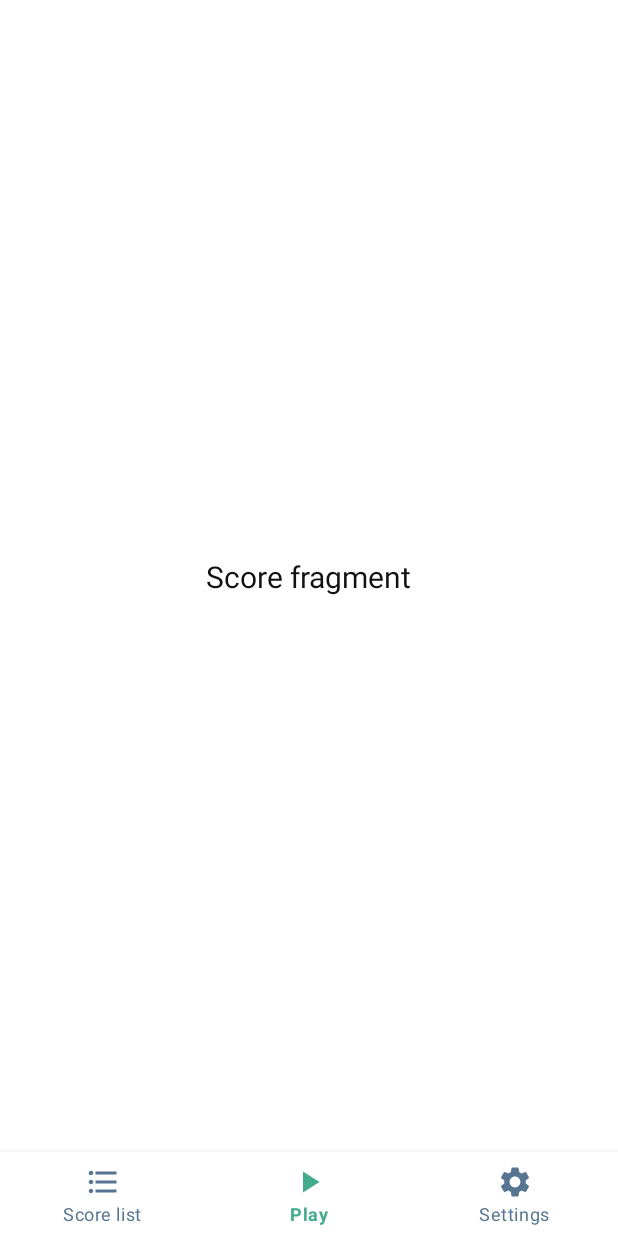
After one commit to jjcr11/memory-game, an Android app: the ScoreFragment screen opened through its navigation route, on a phone screen of 412 x 824 dp. The commit adds this screen. Run offline under Robolectric (Android 15) with nearby library versions, the phone set to English and light mode, and no system bars.

Commit message:
Add navigation

```diff
--- a/app/build.gradle
+++ b/app/build.gradle
@@ -44,4 +44,9 @@
     testImplementation 'junit:junit:4.13.2'
     androidTestImplementation 'androidx.test.ext:junit:1.1.5'
     androidTestImplementation 'androidx.test.espresso:espresso-core:3.5.1'
+
+    //Navigation component
+    def navigation_component = "2.5.3"
+    implementation "androidx.navigation:navigation-fragment-ktx:$navigation_component"
+    implementation "androidx.navigation:navigation-ui-ktx:$navigation_component"
 }
--- /dev/null
+++ b/app/src/main/java/com/jjcr11/memorygame/GameFragment.kt
@@ -0,0 +1,22 @@
+package com.jjcr11.memorygame
+
+import android.os.Bundle
+import androidx.fragment.app.Fragment
+import android.view.LayoutInflater
+import android.view.View
+import android.view.ViewGroup
+import com.jjcr11.memorygame.databinding.FragmentGameBinding
+
+class GameFragment : Fragment() {
+
+    private lateinit var binding: FragmentGameBinding
+
+    override fun onCreateView(
+        inflater: LayoutInflater,
+        container: ViewGroup?,
+        savedInstanceState: Bundle?
+    ): View {
+        binding = FragmentGameBinding.inflate(inflater, container, false)
+        return binding.root
+    }
+}
--- a/app/src/main/java/com/jjcr11/memorygame/MainActivity.kt
+++ b/app/src/main/java/com/jjcr11/memorygame/MainActivity.kt
@@ -2,7 +2,10 @@
 
 import androidx.appcompat.app.AppCompatActivity
 import android.os.Bundle
+import androidx.activity.OnBackPressedCallback
+import androidx.navigation.fragment.NavHostFragment
 import com.jjcr11.memorygame.databinding.ActivityMainBinding
+import java.util.Stack
 
 class MainActivity : AppCompatActivity() {
 
@@ -12,5 +15,45 @@
         super.onCreate(savedInstanceState)
         binding = ActivityMainBinding.inflate(layoutInflater)
         setContentView(binding.root)
+
+        binding.bnv.selectedItemId = R.id.iPlay
+
+        val navHostFragment = supportFragmentManager.findFragmentById(R.id.fcv) as NavHostFragment
+        val navController = navHostFragment.navController
+
+        binding.bnv.setOnItemSelectedListener { item ->
+            when (item.itemId) {
+                R.id.iScore -> {
+                    if(binding.bnv.selectedItemId != R.id.iScore) {
+                        navController.navigate(R.id.action_global_scoreFragment)
+                    }
+                    true
+                }
+                R.id.iPlay -> {
+                    if(binding.bnv.selectedItemId != R.id.iPlay) {
+                        navController.popBackStack()
+                    }
+                    true
+                }
+                R.id.iSettings -> {
+                    if(binding.bnv.selectedItemId != R.id.iSettings) {
+                        navController.navigate(R.id.action_global_settingsFragment)
+                    }
+                    true
+                }
+                else -> false
+            }
+        }
+
+        onBackPressedDispatcher.addCallback(this, object: OnBackPressedCallback(true) {
+            override fun handleOnBackPressed() {
+                if(binding.bnv.selectedItemId != R.id.iPlay) {
+                    binding.bnv.selectedItemId = R.id.iPlay
+                } else {
+                    finish()
+                }
+            }
+        })
+
     }
 }
--- /dev/null
+++ b/app/src/main/java/com/jjcr11/memorygame/ScoreFragment.kt
@@ -0,0 +1,23 @@
+package com.jjcr11.memorygame
+
+import android.os.Bundle
+import androidx.fragment.app.Fragment
+import android.view.LayoutInflater
+import android.view.View
+import android.view.ViewGroup
+import com.jjcr11.memorygame.databinding.FragmentScoreBinding
+
+
+class ScoreFragment : Fragment() {
+
+    private lateinit var binding: FragmentScoreBinding
+
+    override fun onCreateView(
+        inflater: LayoutInflater,
+        container: ViewGroup?,
+        savedInstanceState: Bundle?
+    ): View {
+        binding = FragmentScoreBinding.inflate(inflater, container, false)
+        return binding.root
+    }
+}
--- /dev/null
+++ b/app/src/main/java/com/jjcr11/memorygame/SettingsFragment.kt
@@ -0,0 +1,22 @@
+package com.jjcr11.memorygame
+
+import android.os.Bundle
+import androidx.fragment.app.Fragment
+import android.view.LayoutInflater
+import android.view.View
+import android.view.ViewGroup
+import com.jjcr11.memorygame.databinding.FragmentSettingsBinding
+
+class SettingsFragment : Fragment() {
+
+    private lateinit var binding: FragmentSettingsBinding
+
+    override fun onCreateView(
+        inflater: LayoutInflater,
+        container: ViewGroup?,
+        savedInstanceState: Bundle?
+    ): View {
+        binding = FragmentSettingsBinding.inflate(inflater, container, false)
+        return binding.root
+    }
+}
--- /dev/null
+++ b/app/src/main/res/drawable/color_bottom_navigation.xml
@@ -0,0 +1,5 @@
+<?xml version="1.0" encoding="utf-8"?>
+<selector xmlns:android="http://schemas.android.com/apk/res/android">
+    <item android:color="@color/zomp" android:state_checked="true" />
+    <item android:color="@color/payne_gray" />
+</selector>
--- /dev/null
+++ b/app/src/main/res/drawable/ic_format_list_bulleted.xml
@@ -0,0 +1,5 @@
+<vector android:height="24dp" android:tint="#000000"
+    android:viewportHeight="24" android:viewportWidth="24"
+    android:width="24dp" xmlns:android="http://schemas.android.com/apk/res/android">
+    <path android:fillColor="@android:color/white" android:pathData="M4,10.5c-0.83,0 -1.5,0.67 -1.5,1.5s0.67,1.5 1.5,1.5 1.5,-0.67 1.5,-1.5 -0.67,-1.5 -1.5,-1.5zM4,4.5c-0.83,0 -1.5,0.67 -1.5,1.5S3.17,7.5 4,7.5 5.5,6.83 5.5,6 4.83,4.5 4,4.5zM4,16.5c-0.83,0 -1.5,0.68 -1.5,1.5s0.68,1.5 1.5,1.5 1.5,-0.68 1.5,-1.5 -0.67,-1.5 -1.5,-1.5zM7,19h14v-2L7,17v2zM7,13h14v-2L7,11v2zM7,5v2h14L21,5L7,5z"/>
+</vector>
--- /dev/null
+++ b/app/src/main/res/drawable/ic_play_arrow.xml
@@ -0,0 +1,5 @@
+<vector android:height="24dp" android:tint="#000000"
+    android:viewportHeight="24" android:viewportWidth="24"
+    android:width="24dp" xmlns:android="http://schemas.android.com/apk/res/android">
+    <path android:fillColor="@android:color/white" android:pathData="M8,5v14l11,-7z"/>
+</vector>
--- /dev/null
+++ b/app/src/main/res/drawable/ic_settings.xml
@@ -0,0 +1,5 @@
+<vector android:height="24dp" android:tint="#000000"
+    android:viewportHeight="24" android:viewportWidth="24"
+    android:width="24dp" xmlns:android="http://schemas.android.com/apk/res/android">
+    <path android:fillColor="@android:color/white" android:pathData="M19.14,12.94c0.04,-0.3 0.06,-0.61 0.06,-0.94c0,-0.32 -0.02,-0.64 -0.07,-0.94l2.03,-1.58c0.18,-0.14 0.23,-0.41 0.12,-0.61l-1.92,-3.32c-0.12,-0.22 -0.37,-0.29 -0.59,-0.22l-2.39,0.96c-0.5,-0.38 -1.03,-0.7 -1.62,-0.94L14.4,2.81c-0.04,-0.24 -0.24,-0.41 -0.48,-0.41h-3.84c-0.24,0 -0.43,0.17 -0.47,0.41L9.25,5.35C8.66,5.59 8.12,5.92 7.63,6.29L5.24,5.33c-0.22,-0.08 -0.47,0 -0.59,0.22L2.74,8.87C2.62,9.08 2.66,9.34 2.86,9.48l2.03,1.58C4.84,11.36 4.8,11.69 4.8,12s0.02,0.64 0.07,0.94l-2.03,1.58c-0.18,0.14 -0.23,0.41 -0.12,0.61l1.92,3.32c0.12,0.22 0.37,0.29 0.59,0.22l2.39,-0.96c0.5,0.38 1.03,0.7 1.62,0.94l0.36,2.54c0.05,0.24 0.24,0.41 0.48,0.41h3.84c0.24,0 0.44,-0.17 0.47,-0.41l0.36,-2.54c0.59,-0.24 1.13,-0.56 1.62,-0.94l2.39,0.96c0.22,0.08 0.47,0 0.59,-0.22l1.92,-3.32c0.12,-0.22 0.07,-0.47 -0.12,-0.61L19.14,12.94zM12,15.6c-1.98,0 -3.6,-1.62 -3.6,-3.6s1.62,-3.6 3.6,-3.6s3.6,1.62 3.6,3.6S13.98,15.6 12,15.6z"/>
+</vector>
--- a/app/src/main/res/layout/activity_main.xml
+++ b/app/src/main/res/layout/activity_main.xml
@@ -6,13 +6,29 @@
     android:layout_height="match_parent"
     tools:context=".MainActivity">
 
-    <TextView
-        android:layout_width="wrap_content"
+    <androidx.fragment.app.FragmentContainerView
+        android:id="@+id/fcv"
+        android:name="androidx.navigation.fragment.NavHostFragment"
+        android:layout_width="match_parent"
+        android:layout_height="0dp"
+        app:defaultNavHost="true"
+        app:layout_constraintBottom_toTopOf="@id/bnv"
+        app:layout_constraintEnd_toEndOf="parent"
+        app:layout_constraintStart_toStartOf="parent"
+        app:layout_constraintTop_toTopOf="parent"
+        app:navGraph="@navigation/nav_graph" />
+
+    <com.google.android.material.bottomnavigation.BottomNavigationView
+        android:id="@+id/bnv"
+        android:layout_width="match_parent"
         android:layout_height="wrap_content"
-        android:text="Hello World!"
+        android:background="@color/white"
         app:layout_constraintBottom_toBottomOf="parent"
         app:layout_constraintEnd_toEndOf="parent"
         app:layout_constraintStart_toStartOf="parent"
-        app:layout_constraintTop_toTopOf="parent" />
+        app:menu="@menu/menu_bottom_navigation"
+        app:itemIconTint="@drawable/color_bottom_navigation"
+        app:itemTextColor="@drawable/color_bottom_navigation"
+        app:itemRippleColor="@color/payne_gray"/>
 
 </androidx.constraintlayout.widget.ConstraintLayout>
--- /dev/null
+++ b/app/src/main/res/layout/fragment_game.xml
@@ -0,0 +1,21 @@
+<?xml version="1.0" encoding="utf-8"?>
+<androidx.constraintlayout.widget.ConstraintLayout xmlns:android="http://schemas.android.com/apk/res/android"
+    xmlns:app="http://schemas.android.com/apk/res-auto"
+    xmlns:tools="http://schemas.android.com/tools"
+    android:layout_width="match_parent"
+    android:layout_height="match_parent"
+    android:background="@color/white"
+    tools:context=".GameFragment">
+
+    <TextView
+        android:layout_width="wrap_content"
+        android:layout_height="wrap_content"
+        android:text="Game fragment"
+        android:textColor="@color/black"
+        android:textSize="20sp"
+        app:layout_constraintBottom_toBottomOf="parent"
+        app:layout_constraintEnd_toEndOf="parent"
+        app:layout_constraintStart_toStartOf="parent"
+        app:layout_constraintTop_toTopOf="parent" />
+
+</androidx.constraintlayout.widget.ConstraintLayout>
--- /dev/null
+++ b/app/src/main/res/layout/fragment_score.xml
@@ -0,0 +1,21 @@
+<?xml version="1.0" encoding="utf-8"?>
+<androidx.constraintlayout.widget.ConstraintLayout xmlns:android="http://schemas.android.com/apk/res/android"
+    xmlns:app="http://schemas.android.com/apk/res-auto"
+    xmlns:tools="http://schemas.android.com/tools"
+    android:layout_width="match_parent"
+    android:layout_height="match_parent"
+    android:background="@color/white"
+    tools:context=".ScoreFragment">
+
+    <TextView
+        android:layout_width="wrap_content"
+        android:layout_height="wrap_content"
+        android:text="Score fragment"
+        android:textColor="@color/black"
+        android:textSize="20sp"
+        app:layout_constraintBottom_toBottomOf="parent"
+        app:layout_constraintEnd_toEndOf="parent"
+        app:layout_constraintStart_toStartOf="parent"
+        app:layout_constraintTop_toTopOf="parent" />
+
+</androidx.constraintlayout.widget.ConstraintLayout>
--- /dev/null
+++ b/app/src/main/res/layout/fragment_settings.xml
@@ -0,0 +1,21 @@
+<?xml version="1.0" encoding="utf-8"?>
+<androidx.constraintlayout.widget.ConstraintLayout xmlns:android="http://schemas.android.com/apk/res/android"
+    xmlns:app="http://schemas.android.com/apk/res-auto"
+    xmlns:tools="http://schemas.android.com/tools"
+    android:layout_width="match_parent"
+    android:layout_height="match_parent"
+    android:background="@color/white"
+    tools:context=".SettingsFragment">
+
+    <TextView
+        android:layout_width="wrap_content"
+        android:layout_height="wrap_content"
+        android:text="Settings fragment"
+        android:textColor="@color/black"
+        android:textSize="20sp"
+        app:layout_constraintBottom_toBottomOf="parent"
+        app:layout_constraintEnd_toEndOf="parent"
+        app:layout_constraintStart_toStartOf="parent"
+        app:layout_constraintTop_toTopOf="parent" />
+
+</androidx.constraintlayout.widget.ConstraintLayout>
--- /dev/null
+++ b/app/src/main/res/menu/menu_bottom_navigation.xml
@@ -0,0 +1,17 @@
+<?xml version="1.0" encoding="utf-8"?>
+<menu xmlns:android="http://schemas.android.com/apk/res/android">
+    <item
+        android:id="@+id/iScore"
+        android:icon="@drawable/ic_format_list_bulleted"
+        android:title="@string/score_list" />
+
+    <item
+        android:id="@+id/iPlay"
+        android:icon="@drawable/ic_play_arrow"
+        android:title="@string/play" />
+
+    <item
+        android:id="@+id/iSettings"
+        android:icon="@drawable/ic_settings"
+        android:title="@string/settings" />
+</menu>
--- /dev/null
+++ b/app/src/main/res/navigation/nav_graph.xml
@@ -0,0 +1,40 @@
+<?xml version="1.0" encoding="utf-8"?>
+<navigation xmlns:android="http://schemas.android.com/apk/res/android"
+    xmlns:app="http://schemas.android.com/apk/res-auto"
+    xmlns:tools="http://schemas.android.com/tools"
+    android:id="@+id/nav_graph"
+    app:startDestination="@id/gameFragment">
+
+    <fragment
+        android:id="@+id/gameFragment"
+        android:name="com.jjcr11.memorygame.GameFragment"
+        android:label="fragment_game"
+        tools:layout="@layout/fragment_game" />
+    <fragment
+        android:id="@+id/scoreFragment"
+        android:name="com.jjcr11.memorygame.ScoreFragment"
+        android:label="fragment_score"
+        tools:layout="@layout/fragment_score" />
+    <fragment
+        android:id="@+id/settingsFragment"
+        android:name="com.jjcr11.memorygame.SettingsFragment"
+        android:label="fragment_settings"
+        tools:layout="@layout/fragment_settings" />
+    <action
+        android:id="@+id/action_global_scoreFragment"
+        app:destination="@id/scoreFragment"
+        app:enterAnim="@anim/anim_enter_score"
+        app:exitAnim="@anim/anim_exit_score"
+        app:popEnterAnim="@anim/anim_pop_enter_score"
+        app:popExitAnim="@anim/anim_pop_exit_score" />
+    <action
+        android:id="@+id/action_global_gameFragment"
+        app:destination="@id/gameFragment" />
+    <action
+        android:id="@+id/action_global_settingsFragment"
+        app:destination="@id/settingsFragment"
+        app:enterAnim="@anim/anim_pop_enter_score"
+        app:exitAnim="@anim/anim_pop_exit_score"
+        app:popEnterAnim="@anim/anim_enter_score"
+        app:popExitAnim="@anim/anim_exit_score" />
+</navigation>
--- a/app/src/main/res/values/strings.xml
+++ b/app/src/main/res/values/strings.xml
@@ -1,3 +1,8 @@
 <resources>
     <string name="app_name">MemoryGame</string>
+    <!-- TODO: Remove or change this placeholder text -->
+    <string name="hello_blank_fragment">Hello blank fragment</string>
+    <string name="score_list">Score list</string>
+    <string name="play">Play</string>
+    <string name="settings">Settings</string>
 </resources>
```
Also changed, not shown: app/src/main/res/anim/anim_enter_score.xml (added, +7 -0 lines), app/src/main/res/anim/anim_exit_score.xml (added, +7 -0 lines), app/src/main/res/anim/anim_pop_enter_score.xml (added, +7 -0 lines), app/src/main/res/anim/anim_pop_exit_score.xml (added, +7 -0 lines).
